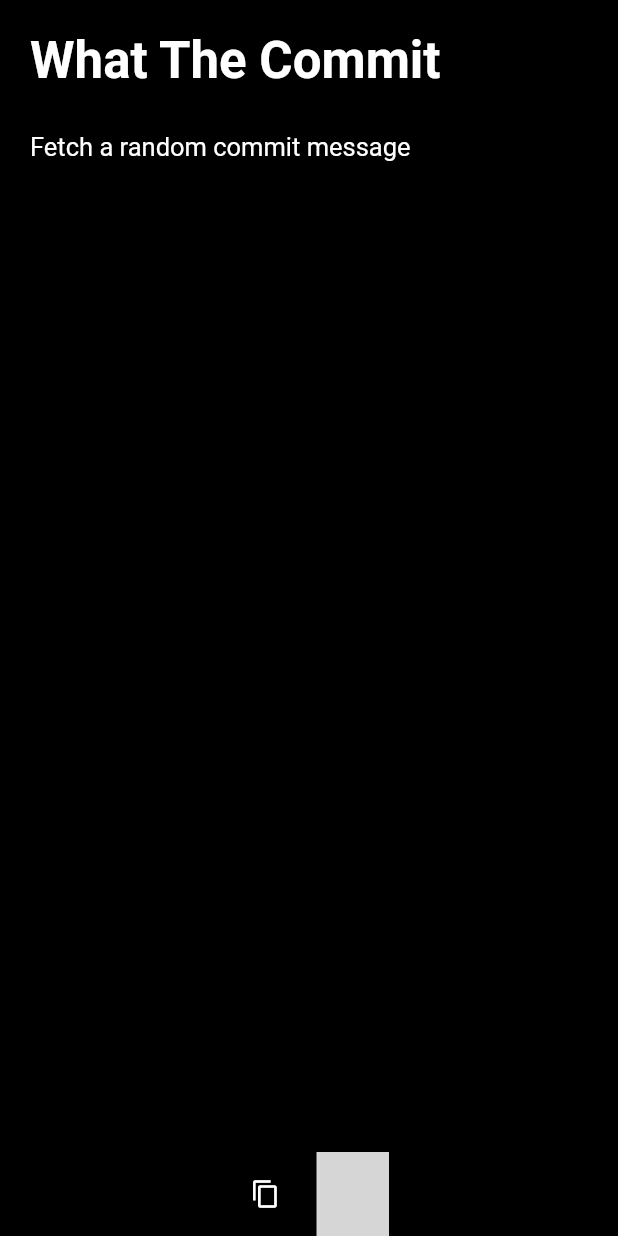
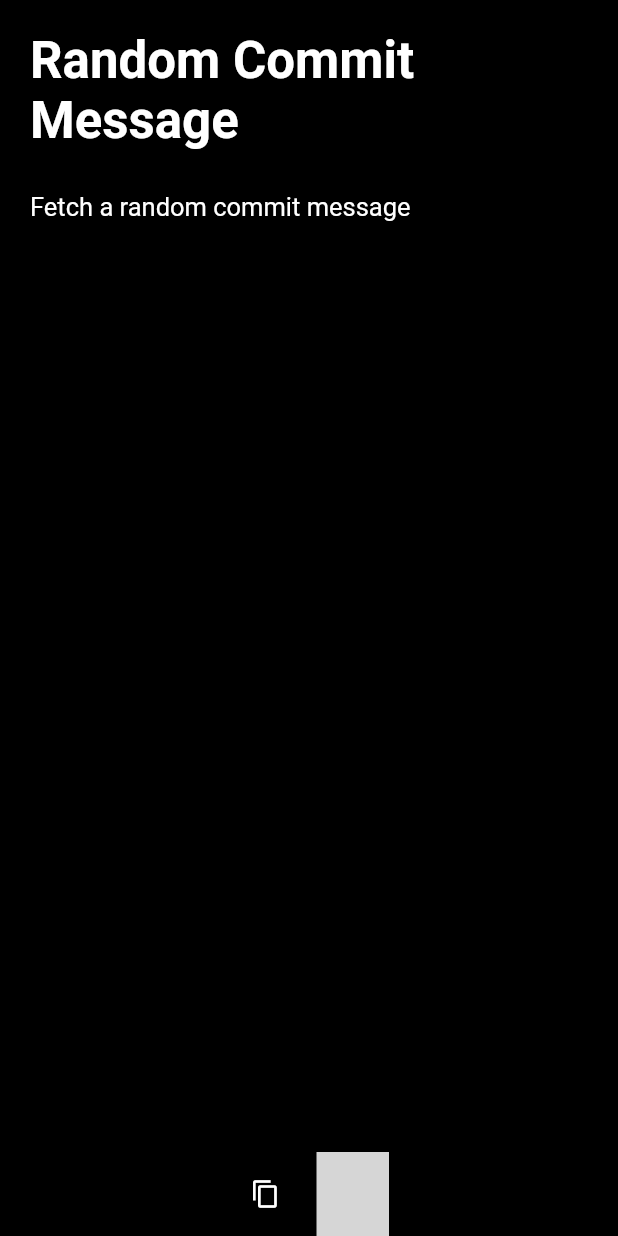
Before and after one commit to macielti/random-commit-message, a Flutter app: the screen it shows after launch, on a phone screen of 412 x 824 dp. Run offline on Flutter 3.47's test engine with Material 2 defaults, Android fonts, the light colour scheme and no system bars; our stand-ins replace fluttertoast; missing offline and left inert: future_button, web_scraper; Roboto replaces fonts that are missing (Times); grey boxes are pictures that could not be loaded.

```diff
--- a/lib/src/screens/ui/commit_widget.dart
+++ b/lib/src/screens/ui/commit_widget.dart
@@ -49,7 +49,7 @@ class _CommitState extends State<Commit> {
               Align(
                 alignment: Alignment.centerLeft,
                 child: Text(
-                  'What The Commit',
+                  'Random Commit Message',
                   textAlign: TextAlign.start,
                   style: TextStyle(
                     fontWeight: FontWeight.bold,
```
Also changed, not shown: pubspec.yaml (+13 -0 lines), pubspec.lock, 23 other files.
